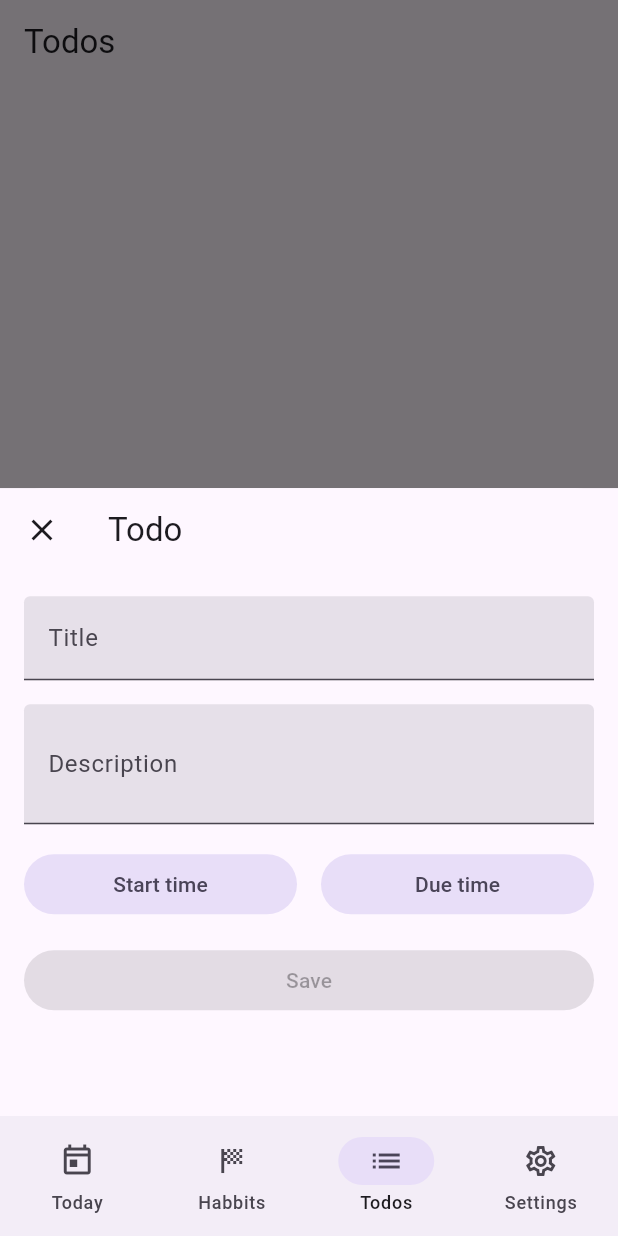
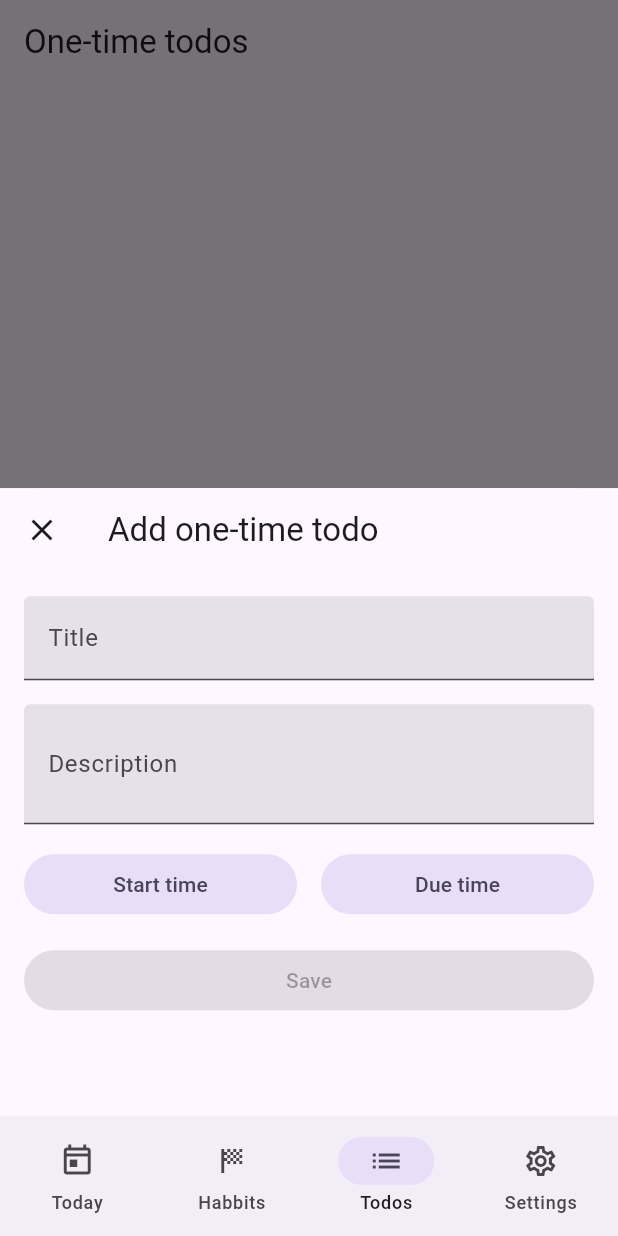
Before and after one commit to krille-chan/mood-and-habbits, a Flutter app: the TodosPage screen opened by its route, after a tap on "Todo", on a phone screen of 412 x 824 dp. Run offline on Flutter 3.47's test engine with Material 3 defaults, Android fonts, the phone set to English and light mode, and no system bars; drawn by our look-alikes of dynamic_color; our stand-ins replace file_picker, go_router, shared_preferences, sqflite; missing offline and left inert: d_chart; accounts and stored records are empty; generated files the repository leaves out were written again.

Commit message:
chore: Add localizations

```diff
--- /dev/null
+++ b/lib/l10n/app_de.arb
@@ -0,0 +1,3 @@
+{
+    "moodAndHabbits": "Mood and Habbits"
+}
--- a/lib/l10n/app_en.arb
+++ b/lib/l10n/app_en.arb
@@ -48,5 +48,7 @@
     "description": "Description",
     "pleaseFillOut": "Please fill out",
     "startTime": "Start time",
-    "dueTime": "Due time"
+    "dueTime": "Due time",
+    "oneTimeTodos": "One-time todos",
+    "addOneTimeTodo": "Add one-time todo"
 }
--- a/lib/pages/todos/todo_creation_bottom_sheet.dart
+++ b/lib/pages/todos/todo_creation_bottom_sheet.dart
@@ -104,7 +104,7 @@ class _TodoCreationBottomSheetState extends State<TodoCreationBottomSheet> {
           icon: const Icon(Icons.close_outlined),
           onPressed: () => context.pop(null),
         ),
-        title: Text(context.l10n.todo),
+        title: Text(context.l10n.addOneTimeTodo),
       ),
       body: ListView(
         padding: const EdgeInsets.all(16.0),
--- a/lib/pages/todos/todos_page.dart
+++ b/lib/pages/todos/todos_page.dart
@@ -18,7 +18,7 @@ class TodosPage extends StatelessWidget {
         return Scaffold(
           appBar: AppBar(
             automaticallyImplyLeading: false,
-            title: const Text('Todos'),
+            title: Text(context.l10n.oneTimeTodos),
             centerTitle: false,
             actions: todos == null || todos.isEmpty
                 ? null
```
